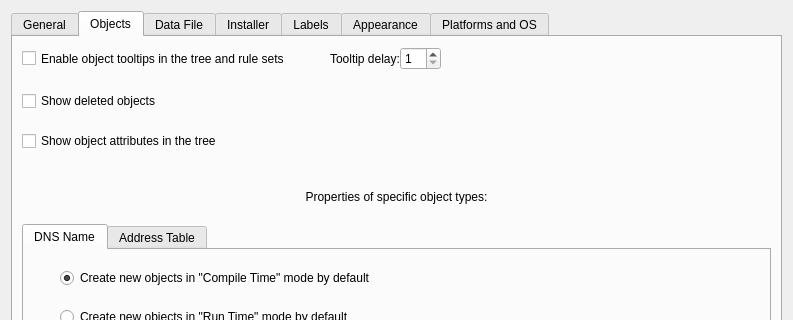
Qt form src/gui/prefsdialog_q.ui (fwbuilder/fwbuilder) before a commit; both pictures show x 0 to 793 and y 0 to 320 of the 793 by 579 pixel window.
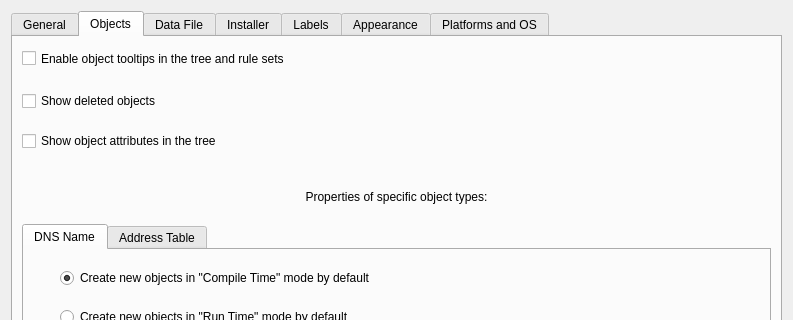
The same form after that commit. The open tabs and pages were chosen to show the change. Icons and pictures are not drawn.

Commit message: * PrefsDialog.cpp (PrefsDialog::PrefsDialog): fixed #1739 "remove "tooltip delay" input form preferences dialog". Qt4 does not allow for changing tooltip delay.

What changed in the file:
```diff
--- a/src/gui/prefsdialog_q.ui
+++ b/src/gui/prefsdialog_q.ui
@@ -206,39 +206,6 @@
            </property>
           </widget>
          </item>
-         <item>
-          <spacer name="horizontalSpacer_3">
-           <property name="orientation">
-            <enum>Qt::Horizontal</enum>
-           </property>
-           <property name="sizeType">
-            <enum>QSizePolicy::Fixed</enum>
-           </property>
-           <property name="sizeHint" stdset="0">
-            <size>
-             <width>40</width>
-             <height>20</height>
-            </size>
-           </property>
-          </spacer>
-         </item>
-         <item>
-          <widget class="QLabel" name="textLabel1_6">
-           <property name="text">
-            <string>Tooltip delay:</string>
-           </property>
-           <property name="wordWrap">
-            <bool>false</bool>
-           </property>
-          </widget>
-         </item>
-         <item>
-          <widget class="QSpinBox" name="tooltipDelay">
-           <property name="minimum">
-            <number>1</number>
-           </property>
-          </widget>
-         </item>
          <item>
           <spacer name="spacer_2">
            <property name="orientation">
```
Left out of the diff: 2 changed lines with no effect on the pictures. The commit also changes 3 other files.
